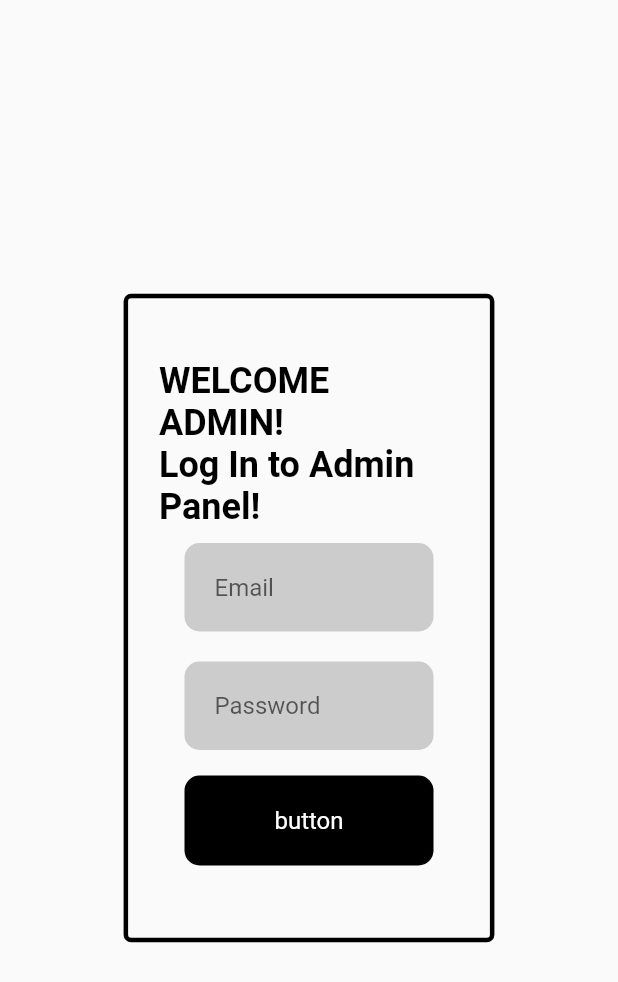
After one commit to realfaiq/ecommerce_store, a Flutter app: the WebAdminLogInScreen screen opened directly, on a phone screen of 412 x 824 dp. The commit adds this screen. Shown: the top 982 px of the screen. Run offline on Flutter 3.47's test engine with Material 2 defaults, Android fonts, the phone set to English and light mode, and no system bars; our stand-ins replace carousel_slider, firebase_auth, firebase_core, sizer; accounts and stored records are empty; network calls fail.

Commit message:
Admin Panel Initiated

```diff
--- /dev/null
+++ b/lib/screens/web_admin/web_Admin_Login_Screen.dart
@@ -0,0 +1,74 @@
+import 'package:ecommerce_store/screens/web_admin/web_Main.dart';
+import 'package:ecommerce_store/utils/styles.dart';
+import 'package:ecommerce_store/widgets/ecoButton.dart';
+import 'package:ecommerce_store/widgets/textField.dart';
+import 'package:flutter/material.dart';
+import 'package:sizer/sizer.dart';
+
+class WebAdminLogInScreen extends StatelessWidget {
+  const WebAdminLogInScreen({super.key});
+
+  @override
+  Widget build(BuildContext context) {
+    final TextEditingController _emailController = TextEditingController();
+    final TextEditingController _passwordController = TextEditingController();
+    final formKey = GlobalKey<FormState>();
+    String email = 'admin@gmail.com';
+    String password = 'admin123';
+    submit() {
+      if (formKey.currentState!.validate()) {
+        if (_emailController.text == email &&
+            _passwordController.text == password) {
+          Navigator.push(context,
+              MaterialPageRoute(builder: (_) => const WebMainScreen()));
+        }
+      }
+    }
+
+    return Scaffold(
+      body: Center(
+        child: Padding(
+          padding: EdgeInsets.symmetric(horizontal: 20.w),
+          child: Container(
+            decoration: BoxDecoration(
+              border: Border.all(color: Colors.black, width: 3),
+              borderRadius: BorderRadius.circular(5),
+            ),
+            child: Padding(
+              padding: EdgeInsets.symmetric(horizontal: 5.w, vertical: 5.h),
+              child: Form(
+                key: formKey,
+                child: Column(
+                  mainAxisSize: MainAxisSize.min,
+                  children: [
+                    const Text(
+                      'WELCOME ADMIN!',
+                      style: EcommerceStore.boldStyle,
+                    ),
+                    const Text(
+                      'Log In to Admin Panel!',
+                      style: EcommerceStore.boldStyle,
+                    ),
+                    EcoTextField(
+                      controller: _emailController,
+                      hintText: 'Email',
+                    ),
+                    EcoTextField(
+                      controller: _passwordController,
+                      isPassword: true,
+                      hintText: 'Password',
+                    ),
+                    EcoButton(
+                      isLogIn: true,
+                      onPress: submit,
+                    ),
+                  ],
+                ),
+              ),
+            ),
+          ),
+        ),
+      ),
+    );
+  }
+}
--- a/pubspec.yaml
+++ b/pubspec.yaml
@@ -35,6 +35,7 @@ dependencies:
   firebase_core: ^2.5.0
   flutter:
     sdk: flutter
+  sizer: ^2.0.15
 
 dev_dependencies:
   flutter_lints: ^2.0.0
```
Also changed, not shown: lib/main.dart (+25 -8 lines), lib/screens/layout_Screen.dart (added, +18 -0 lines), lib/screens/web_admin/web_Main.dart (added, +14 -0 lines), pubspec.lock, 1 other file.
